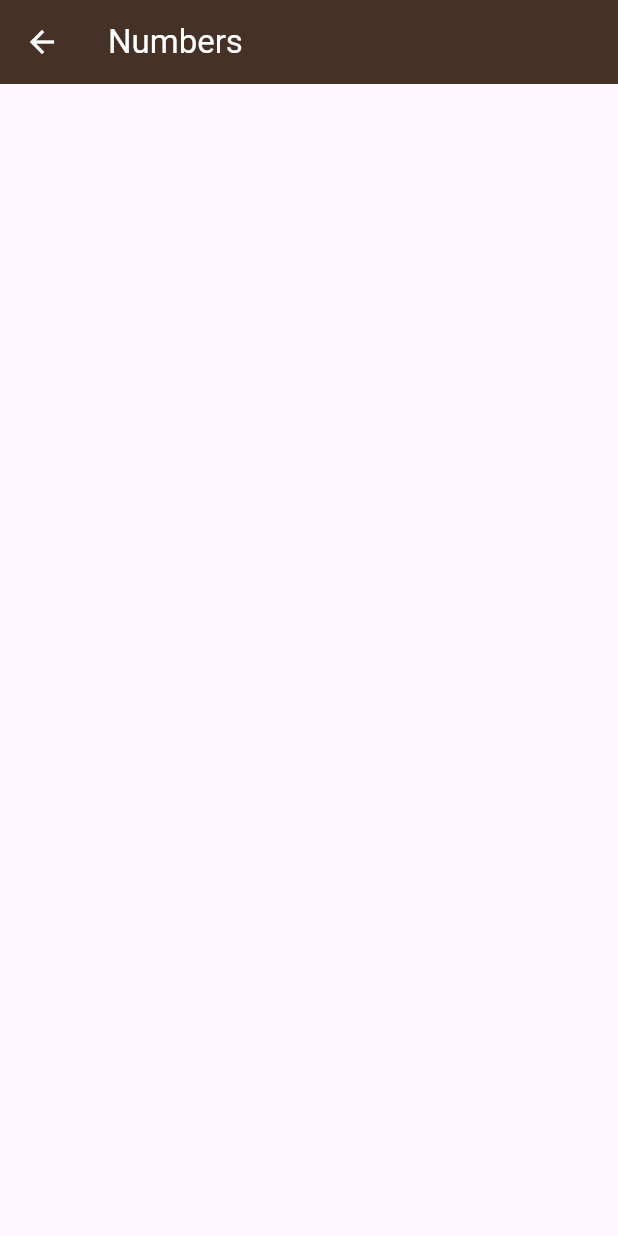
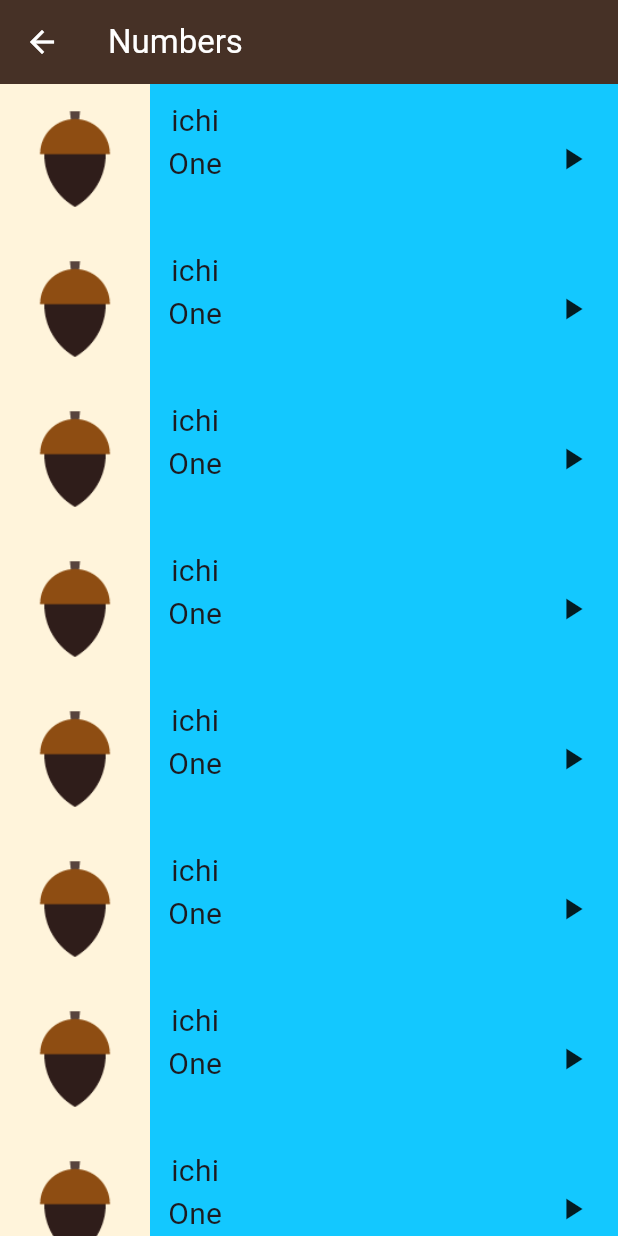
Before and after one commit to m07amadd/langapp, a Flutter app: the NumberPage screen opened directly, on a phone screen of 412 x 824 dp. Run offline on Flutter 3.47's test engine with Material 3 defaults, Android fonts, the phone set to English and light mode, and no system bars; our stand-ins replace audioplayers.

Commit message:
add audioplayer pacckage and finish number oage

```diff
--- a/lib/pages/number_page.dart
+++ b/lib/pages/number_page.dart
@@ -1,8 +1,60 @@
 import 'package:flutter/material.dart';
+import 'package:langapp/models/item_model.dart';
 import 'package:langapp/widgets/items_of_numbers.dart';
 
 class NumberPage extends StatelessWidget {
-  const NumberPage({super.key});
+  NumberPage({super.key});
+
+  late List<ItemModel> NumberLiST = [
+    ItemModel(0xffFFF4DB,
+        image: 'assets/images/numbers/number_one.png',
+        engName: 'One',
+        jpName: 'ichi'),
+    ItemModel(0xffFFF4DB,
+        image: 'assets/images/numbers/number_one.png',
+        engName: 'One',
+        jpName: 'ichi'),
+    ItemModel(0xffFFF4DB,
+        image: 'assets/images/numbers/number_one.png',
+        engName: 'One',
+        jpName: 'ichi'),
+    ItemModel(
+      0xffFFF4DB,
+      image: 'assets/images/numbers/number_one.png',
+      engName: 'One',
+      jpName: 'ichi',
+    ),
+    ItemModel(
+      0xffFFF4DB,
+      image: 'assets/images/numbers/number_one.png',
+      engName: 'One',
+      jpName: 'ichi',
+    ),
+    ItemModel(
+      0xffFFF4DB,
+      image: 'assets/images/numbers/number_one.png',
+      engName: 'One',
+      jpName: 'ichi',
+    ),
+    ItemModel(
+      0xffFFF4DB,
+      image: 'assets/images/numbers/number_one.png',
+      engName: 'One',
+      jpName: 'ichi',
+    ),
+    ItemModel(0xffFFF4DB,
+        image: 'assets/images/numbers/number_one.png',
+        engName: 'One',
+        jpName: 'ichi'),
+    ItemModel(0xffFFF4DB,
+        image: 'assets/images/numbers/number_one.png',
+        engName: 'One',
+        jpName: 'ichi'),
+    ItemModel(0xffFFF4DB,
+        image: 'assets/images/numbers/number_one.png',
+        engName: 'One',
+        jpName: 'ichi'),
+  ];
 
   @override
   Widget build(BuildContext context) {
@@ -19,8 +71,12 @@ class NumberPage extends StatelessWidget {
             ),
           ),
         ),
-        body: ListView(
-          children: [],
-        ));
+        body: ListView.builder(
+            itemCount: NumberLiST.length,
+            itemBuilder: (context, index) {
+              return ItemsOfNumbers(
+                item: NumberLiST[index],
+              );
+            }));
   }
 }
--- a/lib/widgets/items_of_numbers.dart
+++ b/lib/widgets/items_of_numbers.dart
@@ -1,5 +1,6 @@
 import 'package:flutter/material.dart';
 import 'package:langapp/models/item_model.dart';
+import 'package:audioplayers/audioplayers.dart';
 
 class ItemsOfNumbers extends StatelessWidget {
   const ItemsOfNumbers({super.key, required this.item});
@@ -18,14 +19,18 @@ class ItemsOfNumbers extends StatelessWidget {
             child: Image.asset(item.image),
           ),
           Container(
-            height: 50,
-            child: const Padding(
+            height: 80,
+            child: Padding(
               padding: EdgeInsets.only(left: 12),
               child: Column(
                 children: [
-                  Text(),
+                  Text(
+                    item.jpName,
+                    style: TextStyle(fontSize: 20),
+                  ),
                   Text(
                     item.engName,
+                    style: TextStyle(fontSize: 20),
                   ),
                 ],
               ),
@@ -34,8 +39,15 @@ class ItemsOfNumbers extends StatelessWidget {
           const Spacer(
             flex: 12,
           ),
-          const Icon(
-            Icons.play_arrow,
+          GestureDetector(
+            onTap: () async {
+              final player = AudioPlayer();
+              await player
+                  .play(AssetSource('sounds/numbers/number_one_sound.mp3'));
+            },
+            child: const Icon(
+              Icons.play_arrow,
+            ),
           ),
           const Spacer(
             flex: 1,
--- a/pubspec.yaml
+++ b/pubspec.yaml
@@ -35,6 +35,7 @@ dependencies:
   # The following adds the Cupertino Icons font to your application.
   # Use with the CupertinoIcons class for iOS style icons.
   cupertino_icons: ^1.0.6
+  audioplayers: ^6.1.0
 
 dev_dependencies:
   flutter_test:
@@ -61,6 +62,7 @@ flutter:
   # To add assets to your application, add an assets section, like this:
   assets:
     - assets/images/numbers/
+    - assets/sounds/numbers/
 
 
   # An image asset can refer to one or more resolution-specific "variants", see
```
Also changed, not shown: pubspec.lock, 5 other files.
